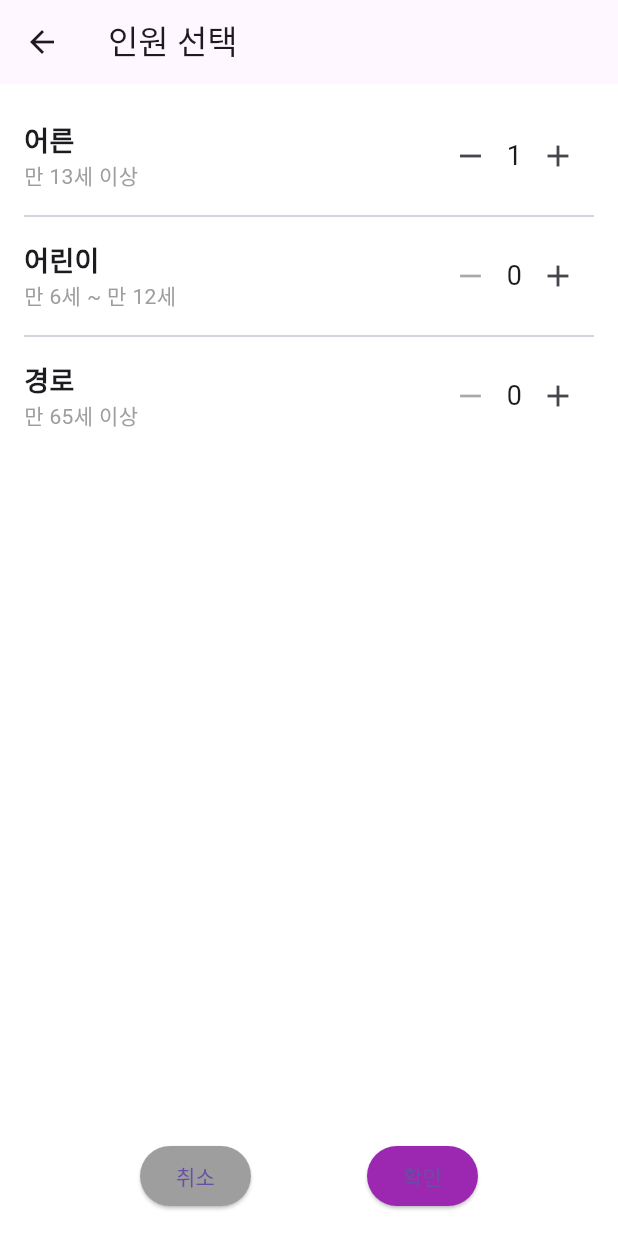
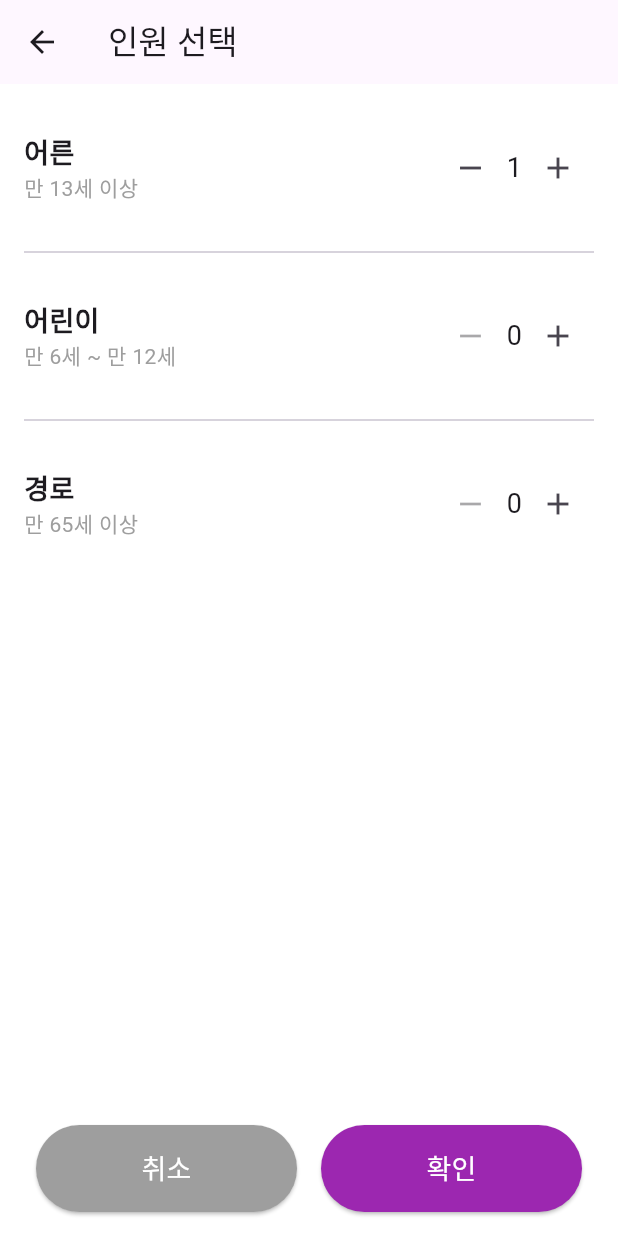
Before and after one commit to oosuhada/train_booking_app, a Flutter app: the screen it shows after launch, after a tap on an icon or button, on a phone screen of 412 x 824 dp. Run offline on Flutter 3.47's test engine with Material 3 defaults, Android fonts, the phone set to English and light mode, and no system bars; missing offline and left inert: flutter_stripe.

Commit message:
edit passenger selection layout

```diff
--- a/lib/passenger_selection.dart
+++ b/lib/passenger_selection.dart
@@ -31,7 +31,7 @@ class _PassengerSelectionPageState extends State<PassengerSelectionPage> {
   Widget _buildCounterRow(
       String title, String subtitle, int count, Function(int) onChanged) {
     return Padding(
-      padding: const EdgeInsets.symmetric(vertical: 8.0),
+      padding: const EdgeInsets.symmetric(vertical: 16.0),
       child: Row(
         mainAxisAlignment: MainAxisAlignment.spaceBetween,
         children: [
@@ -78,14 +78,14 @@ class _PassengerSelectionPageState extends State<PassengerSelectionPage> {
               _adultCount,
               (newCount) => setState(() => _adultCount = newCount),
             ),
-            Divider(),
+            Divider(height: 32),
             _buildCounterRow(
               '어린이',
               '만 6세 ~ 만 12세',
               _childCount,
               (newCount) => setState(() => _childCount = newCount),
             ),
-            Divider(),
+            Divider(height: 32),
             _buildCounterRow(
               '경로',
               '만 65세 이상',
@@ -96,16 +96,29 @@ class _PassengerSelectionPageState extends State<PassengerSelectionPage> {
             Row(
               mainAxisAlignment: MainAxisAlignment.spaceEvenly,
               children: [
-                ElevatedButton(
+                Expanded(
+                  child: Padding(
+                    padding: const EdgeInsets.symmetric(horizontal: 8.0),
+                    child: ElevatedButton(
                       onPressed: () {
                         Navigator.pop(context);
                       },
-                  child: Text('취소'),
+                      child: Padding(
+                        padding: const EdgeInsets.symmetric(vertical: 16.0),
+                        child: Text('취소',
+                            style:
+                                TextStyle(color: Colors.white, fontSize: 18)),
+                      ),
                       style: ElevatedButton.styleFrom(
                         backgroundColor: Colors.grey,
                       ),
                     ),
-                ElevatedButton(
+                  ),
+                ),
+                Expanded(
+                  child: Padding(
+                    padding: const EdgeInsets.symmetric(horizontal: 8.0),
+                    child: ElevatedButton(
                       onPressed: () {
                         Navigator.pop(context, {
                           'adult': _adultCount,
@@ -113,9 +126,16 @@ class _PassengerSelectionPageState extends State<PassengerSelectionPage> {
                           'senior': _seniorCount,
                         });
                       },
-                  child: Text('확인'),
+                      child: Padding(
+                        padding: const EdgeInsets.symmetric(vertical: 16.0),
+                        child: Text('확인',
+                            style:
+                                TextStyle(color: Colors.white, fontSize: 18)),
+                      ),
                       style: ElevatedButton.styleFrom(
                         backgroundColor: Colors.purple,
+                      ),
+                    ),
                   ),
                 ),
               ],
```
Lines whose indentation alone changed are shown as unchanged.
